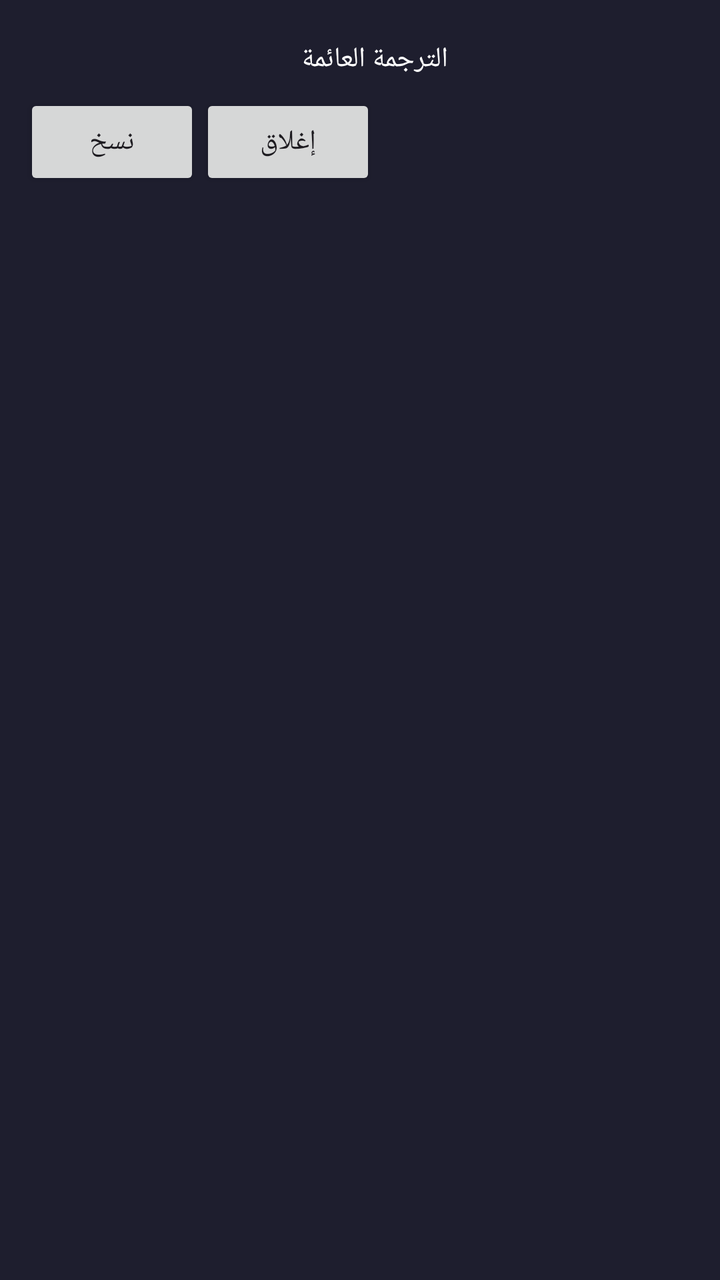
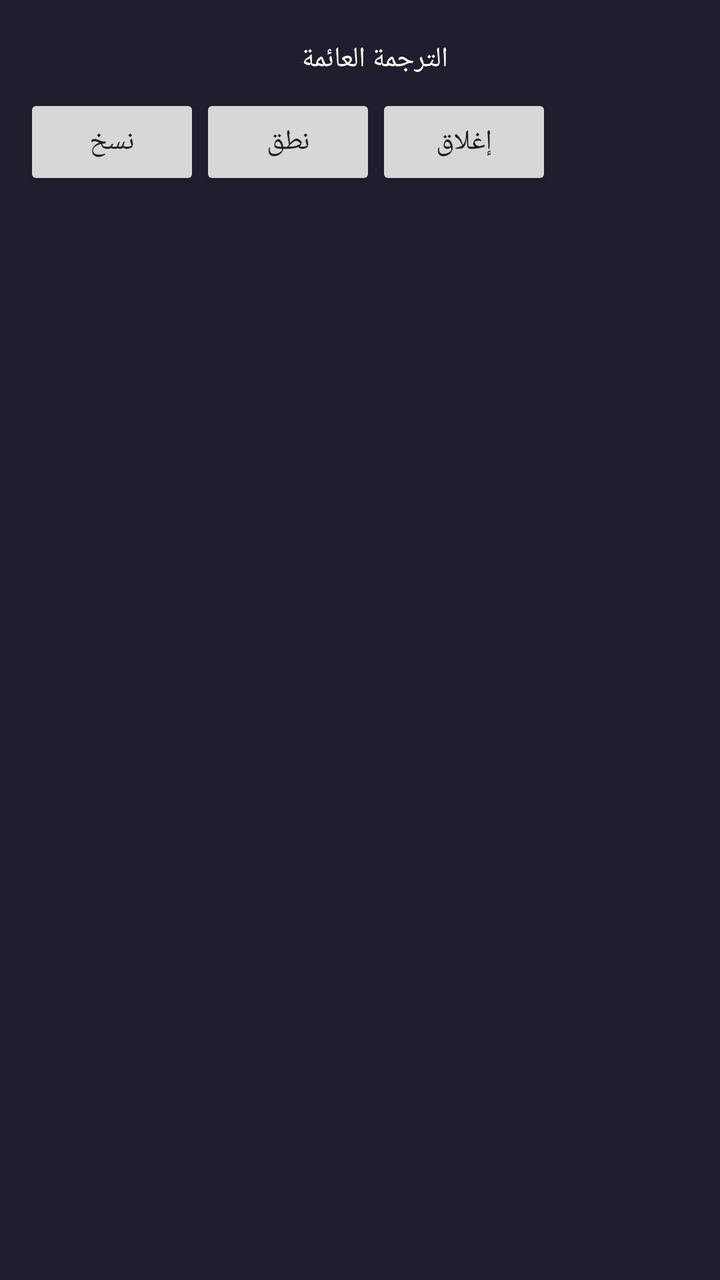

An Android layout rendered at two revisions. The XML below is the earlier revision; the diff shows what the commit changed to produce the second picture.
<!-- AndroidManifest.xml: application theme Theme.SmartTranslator -->
<!-- res/layout/floating_translation_overlay.xml -->
<?xml version="1.0" encoding="utf-8"?>
<LinearLayout xmlns:android="http://schemas.android.com/apk/res/android"
    android:layout_width="wrap_content"
    android:layout_height="wrap_content"
    android:orientation="vertical"
    android:background="#1E1E2E"
    android:padding="12dp">

    <TextView
        android:id="@+id/translationText"
        android:layout_width="220dp"
        android:layout_height="wrap_content"
        android:text="الترجمة العائمة"
        android:textColor="#FFFFFF"
        android:textSize="14sp"
        android:padding="8dp" />

    <LinearLayout
        android:layout_width="wrap_content"
        android:layout_height="wrap_content"
        android:orientation="horizontal">

        <Button
            android:id="@+id/copyButton"
            android:layout_width="wrap_content"
            android:layout_height="wrap_content"
            android:text="نسخ" />

        <Button
            android:id="@+id/closeButton"
            android:layout_width="wrap_content"
            android:layout_height="wrap_content"
            android:text="إغلاق" />
    </LinearLayout>
</LinearLayout>
<!-- resources referenced by this layout -->
<resources>
  <style name="Theme.SmartTranslator" parent="Theme.Material3.DayNight.NoActionBar">
          <item name="android:statusBarColor">@android:color/transparent</item>
          <item name="android:navigationBarColor">@android:color/transparent</item>
      </style>
</resources>

<!-- the commit's change to res/layout/floating_translation_overlay.xml (unified diff, before → after) -->
@@ -27,6 +27,12 @@
             android:text="نسخ" />
 
         <Button
+            android:id="@+id/speakButton"
+            android:layout_width="wrap_content"
+            android:layout_height="wrap_content"
+            android:text="نطق" />
+
+        <Button
             android:id="@+id/closeButton"
             android:layout_width="wrap_content"
             android:layout_height="wrap_content"
